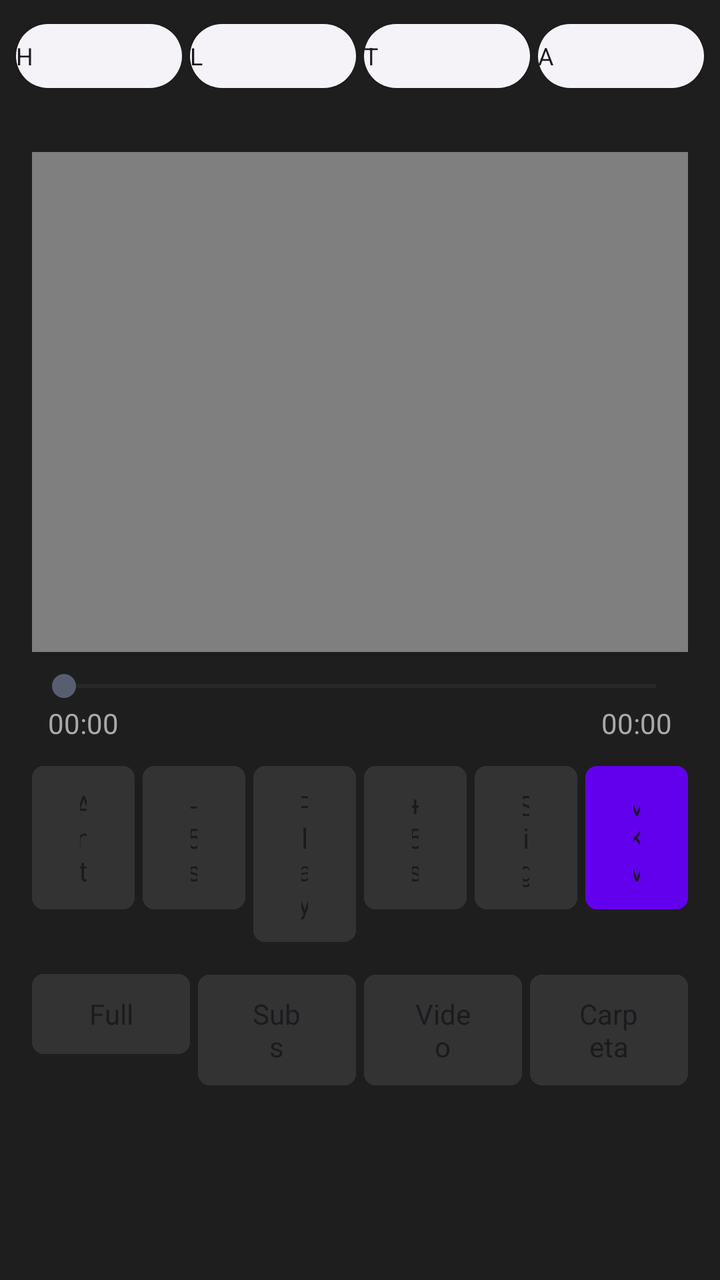
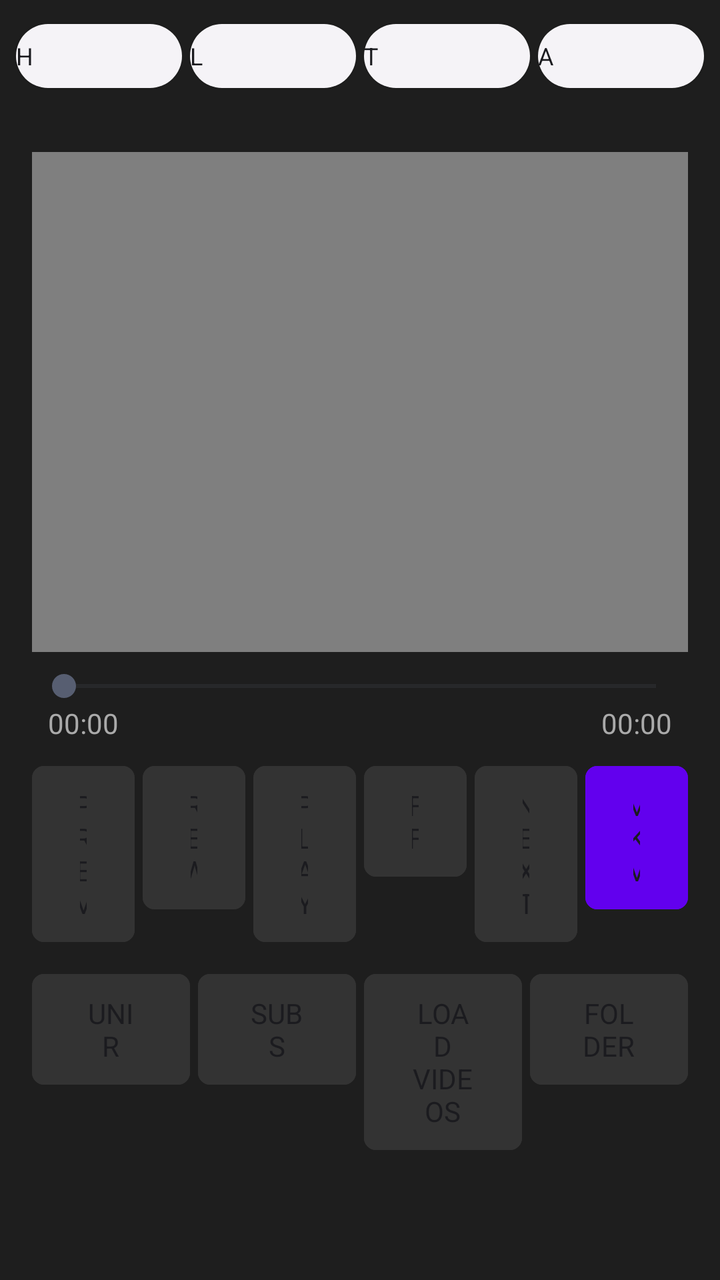

Two renders of the same Android screen: before a commit and after it. Below are the layout's source before the change and the commit's diff.
<!-- AndroidManifest.xml: application theme Theme.RetroMusic.MD3 -->
<!-- res/layout/home_content.xml -->
<?xml version="1.0" encoding="utf-8"?>
<LinearLayout xmlns:android="http://schemas.android.com/apk/res/android"
    android:layout_width="match_parent"
    android:layout_height="match_parent"
    android:orientation="vertical"
    android:background="#1E1E1E"
    android:focusable="true"
    android:focusableInTouchMode="true">

    <include
        android:id="@+id/abs_playlists"
        layout="@layout/abs_playlists" />

    <LinearLayout
        android:layout_width="match_parent"
        android:layout_height="wrap_content"
        android:orientation="vertical"
        android:padding="16dp">

        <FrameLayout
            android:id="@+id/videoContainer"
            android:layout_width="match_parent"
            android:layout_height="250dp"
            android:background="#000000">

            <VideoView
                android:id="@+id/videoPlayer"
                android:layout_width="match_parent"
                android:layout_height="match_parent"
                android:layout_gravity="center" />

            <TextView
                android:id="@+id/tvSubtitleOverlay"
                android:layout_width="match_parent"
                android:layout_height="wrap_content"
                android:layout_gravity="bottom|center_horizontal"
                android:gravity="center"
                android:padding="16dp"
                android:textColor="#FFFFFF"
                android:textSize="18sp" />
        </FrameLayout>

        <SeekBar
            android:id="@+id/videoSeekBar"
            android:layout_width="match_parent"
            android:layout_height="wrap_content"
            android:layout_marginTop="8dp" />

        <LinearLayout
            android:layout_width="match_parent"
            android:layout_height="wrap_content"
            android:orientation="horizontal"
            android:paddingHorizontal="8dp">
            <TextView android:id="@+id/tvCurrentTime" android:layout_width="wrap_content" android:layout_height="wrap_content" android:text="00:00" android:textColor="#AAAAAA" />
            <Space android:layout_width="0dp" android:layout_height="wrap_content" android:layout_weight="1" />
            <TextView android:id="@+id/tvTotalTime" android:layout_width="wrap_content" android:layout_height="wrap_content" android:text="00:00" android:textColor="#AAAAAA" />
        </LinearLayout>

       <LinearLayout
    android:layout_width="match_parent"
    android:layout_height="wrap_content"
    android:orientation="horizontal"
    android:weightSum="6"
    android:layout_marginTop="8dp">

    <Button android:id="@+id/btnPrevVideo" android:layout_width="0dp" android:layout_height="wrap_content" android:layout_weight="1" android:layout_marginEnd="2dp" android:backgroundTint="#333333" android:text="Ant" />
    <Button android:id="@+id/btnRewindTime" android:layout_width="0dp" android:layout_height="wrap_content" android:layout_weight="1" android:layout_marginHorizontal="2dp" android:backgroundTint="#333333" android:text="-5s" />
    <Button android:id="@+id/btnPlayPause" android:layout_width="0dp" android:layout_height="wrap_content" android:layout_weight="1" android:layout_marginHorizontal="2dp" android:backgroundTint="#333333" android:text="Play" />
    <Button android:id="@+id/btnForwardTime" android:layout_width="0dp" android:layout_height="wrap_content" android:layout_weight="1" android:layout_marginHorizontal="2dp" android:backgroundTint="#333333" android:text="+5s" />
    <Button android:id="@+id/btnNextVideo" android:layout_width="0dp" android:layout_height="wrap_content" android:layout_weight="1" android:layout_marginHorizontal="2dp" android:backgroundTint="#333333" android:text="Sig" />
    <Button android:id="@+id/btnMixVideo" android:layout_width="0dp" android:layout_height="wrap_content" android:layout_weight="1" android:layout_marginStart="2dp" android:backgroundTint="#6200EE" android:text="MKV" />
</LinearLayout>
        <LinearLayout
            android:layout_width="match_parent"
            android:layout_height="wrap_content"
            android:orientation="horizontal"
            android:weightSum="4"
            android:layout_marginTop="8dp">
            <Button android:id="@+id/btnFullscreen" android:layout_width="0dp" android:layout_height="wrap_content" android:layout_weight="1" android:layout_marginEnd="2dp" android:backgroundTint="#333333" android:text="Full" />
            <Button android:id="@+id/btnLoadSubtitles" android:layout_width="0dp" android:layout_height="wrap_content" android:layout_weight="1" android:layout_marginHorizontal="2dp" android:backgroundTint="#333333" android:text="Subs" />
            <Button android:id="@+id/btnOpenFile" android:layout_width="0dp" android:layout_height="wrap_content" android:layout_weight="1" android:layout_marginHorizontal="2dp" android:backgroundTint="#333333" android:text="Video" />
            <Button android:id="@+id/btnChooseFolder" android:layout_width="0dp" android:layout_height="wrap_content" android:layout_weight="1" android:layout_marginStart="2dp" android:backgroundTint="#333333" android:text="Carpeta" />
        </LinearLayout>

        <androidx.recyclerview.widget.RecyclerView
            android:id="@+id/rvDownloads"
            android:layout_width="match_parent"
            android:layout_height="wrap_content"
            android:layout_marginTop="16dp"
            android:paddingBottom="20dp"
            android:scrollbars="vertical" />
            
    </LinearLayout>
</LinearLayout>
<!-- res/layout/abs_playlists.xml (included above) -->
<?xml version="1.0" encoding="utf-8"?>
<androidx.constraintlayout.widget.ConstraintLayout xmlns:android="http://schemas.android.com/apk/res/android"
    xmlns:app="http://schemas.android.com/apk/res-auto"
    android:layout_width="match_parent"
    android:layout_height="wrap_content"
    android:paddingBottom="12dp">

    <com.google.android.material.button.MaterialButton
        android:id="@+id/history"
        style="@style/HomeActionButton"
        android:layout_width="0dp"
        android:layout_height="40dp"
        android:layout_marginStart="8dp"
        android:layout_marginTop="8dp"
        android:layout_marginEnd="4dp"
        android:text="H"
        android:textSize="12sp"
        android:padding="0dp"
        app:iconPadding="0dp"
        app:layout_constraintEnd_toStartOf="@+id/lastAdded"
        app:layout_constraintHorizontal_weight="1"
        app:layout_constraintStart_toStartOf="parent"
        app:layout_constraintTop_toTopOf="parent" />

    <com.google.android.material.button.MaterialButton
        android:id="@+id/lastAdded"
        style="@style/HomeActionButton"
        android:layout_width="0dp"
        android:layout_height="40dp"
        android:layout_marginTop="8dp"
        android:layout_marginEnd="4dp"
        android:text="L"
        android:textSize="12sp"
        android:padding="0dp"
        app:iconPadding="0dp"
        app:layout_constraintEnd_toStartOf="@+id/topPlayed"
        app:layout_constraintHorizontal_weight="1"
        app:layout_constraintStart_toEndOf="@+id/history"
        app:layout_constraintTop_toTopOf="parent" />

    <com.google.android.material.button.MaterialButton
        android:id="@+id/topPlayed"
        style="@style/HomeActionButton"
        android:layout_width="0dp"
        android:layout_height="40dp"
        android:layout_marginTop="8dp"
        android:layout_marginEnd="4dp"
        android:text="T"
        android:textSize="12sp"
        android:padding="0dp"
        app:iconPadding="0dp"
        app:layout_constraintEnd_toStartOf="@+id/actionShuffle"
        app:layout_constraintHorizontal_weight="1"
        app:layout_constraintStart_toEndOf="@+id/lastAdded"
        app:layout_constraintTop_toTopOf="parent" />

    <com.google.android.material.button.MaterialButton
        android:id="@+id/actionShuffle"
        style="@style/HomeActionButton"
        android:layout_width="0dp"
        android:layout_height="40dp"
        android:layout_marginTop="8dp"
        android:layout_marginEnd="8dp"
        android:text="A"
        android:textSize="12sp"
        android:padding="0dp"
        app:iconPadding="0dp"
        app:layout_constraintEnd_toEndOf="parent"
        app:layout_constraintHorizontal_weight="1"
        app:layout_constraintStart_toEndOf="@+id/topPlayed"
        app:layout_constraintTop_toTopOf="parent" />

</androidx.constraintlayout.widget.ConstraintLayout>
<!-- resources referenced by this layout -->
<resources>
  <style name="HomeActionButton" parent="Widget.Material3.Button.ElevatedButton.Icon">
          <item name="android:paddingTop">16dp</item>
          <item name="android:paddingBottom">16dp</item>
          <item name="android:textColor">?attr/colorOnSurface</item>
          <item name="shapeAppearanceOverlay">
              @style/ShapeAppearanceOverlay.Material3.FloatingActionButton
          </item>
          <item name="iconPadding">16dp</item>
          <item name="iconGravity">start</item>
          <item name="android:gravity">start|center_vertical</item>
          <item name="android:textAppearance">@style/TextViewBody2</item>
      </style>
  <style name="Theme.RetroMusic.MD3" parent="@style/Theme.Material3.DayNight.NoActionBar">
          <item name="roundSelector">@drawable/round_selector</item>
          <item name="rectSelector">@drawable/rect_selector</item>
          <item name="materialCardViewStyle">@style/Widget.Material3.CardView.Elevated</item>
          <item name="materialButtonStyle">@style/MaterialButtonTheme</item>
          
          <item name="preferenceTheme">@style/PreferenceThemeOverlay.v14.Material</item>
          <item name="android:textColorAlertDialogListItem">@android:color/white</item>
          
          <item name="android:textColorPrimary">@android:color/white</item>
          <item name="textColorPrimary">@android:color/white</item>
          <item name="android:textColorPrimaryInverse">@android:color/white</item>
  
          <item name="android:textColorSecondary">#B3FFFFFF</item>
          <item name="textColorSecondary">#B3FFFFFF</item>
  
          <item name="colorOnSurface">@android:color/white</item>
          <item name="colorOnSurfaceVariant">#B3FFFFFF</item>
      </style>
  <style name="TextViewBody2" parent="TextAppearance.MaterialComponents.Body2" />
  <!-- drawable round_selector (drawable) -->
  <ripple xmlns:android="http://schemas.android.com/apk/res/android"
      android:color="?android:attr/colorControlHighlight">
  
      <item
          android:id="@android:id/mask"
          android:drawable="@drawable/round_selector_mask" />
  
  </ripple>
  <!-- drawable rect_selector (drawable) -->
  <?xml version="1.0" encoding="utf-8"?>
  <ripple xmlns:android="http://schemas.android.com/apk/res/android"
      android:color="?android:attr/colorControlHighlight">
  
      <item android:id="@android:id/mask">
          <shape>
              <corners android:radius="@dimen/m3_card_corner_radius" />
              <solid android:color="@color/md_green_500" />
          </shape>
      </item>
      <item>
          <selector>
              <item android:state_activated="true">
                  <shape>
                      <corners android:radius="@dimen/m3_card_corner_radius" />
                      <solid android:color="?android:attr/colorControlHighlight" />
                  </shape>
              </item>
          </selector>
      </item>
  </ripple>
  <style name="MaterialButtonTheme" parent="Widget.Material3.Button">
          <item name="cornerRadius">6dp</item>
          <item name="iconGravity">textStart</item>
          <item name="iconTint">?attr/colorControlNormal</item>
          <item name="android:textColor">?android:attr/textColorPrimary</item>
          <item name="android:textAppearance">@style/TextViewNormal</item>
          <item name="android:textAllCaps">false</item>
          <item name="android:paddingTop">@dimen/button_padding_vertical</item>
          <item name="android:paddingBottom">@dimen/button_padding_vertical</item>
      </style>
  <!-- drawable round_selector_mask (drawable) -->
  <?xml version="1.0" encoding="utf-8"?>
  <shape xmlns:android="http://schemas.android.com/apk/res/android"
      android:shape="oval">
      <solid android:color="@android:color/white" />
  </shape>
  <dimen name="m3_card_corner_radius">16dp</dimen>
  <color name="md_green_500">#4CAF50</color>
  <style name="TextViewNormal" parent="">
          <item name="android:textSize">14sp</item>
      </style>
  <dimen name="button_padding_vertical">10dp</dimen>
</resources>

<!-- the commit's change to res/layout/home_content.xml (unified diff, before → after) -->
@@ -63,11 +63,11 @@
     android:weightSum="6"
     android:layout_marginTop="8dp">
 
-    <Button android:id="@+id/btnPrevVideo" android:layout_width="0dp" android:layout_height="wrap_content" android:layout_weight="1" android:layout_marginEnd="2dp" android:backgroundTint="#333333" android:text="Ant" />
-    <Button android:id="@+id/btnRewindTime" android:layout_width="0dp" android:layout_height="wrap_content" android:layout_weight="1" android:layout_marginHorizontal="2dp" android:backgroundTint="#333333" android:text="-5s" />
-    <Button android:id="@+id/btnPlayPause" android:layout_width="0dp" android:layout_height="wrap_content" android:layout_weight="1" android:layout_marginHorizontal="2dp" android:backgroundTint="#333333" android:text="Play" />
-    <Button android:id="@+id/btnForwardTime" android:layout_width="0dp" android:layout_height="wrap_content" android:layout_weight="1" android:layout_marginHorizontal="2dp" android:backgroundTint="#333333" android:text="+5s" />
-    <Button android:id="@+id/btnNextVideo" android:layout_width="0dp" android:layout_height="wrap_content" android:layout_weight="1" android:layout_marginHorizontal="2dp" android:backgroundTint="#333333" android:text="Sig" />
+    <Button android:id="@+id/btnPrevVideo" android:layout_width="0dp" android:layout_height="wrap_content" android:layout_weight="1" android:layout_marginEnd="2dp" android:backgroundTint="#333333" android:text="PREV" />
+    <Button android:id="@+id/btnRewindTime" android:layout_width="0dp" android:layout_height="wrap_content" android:layout_weight="1" android:layout_marginHorizontal="2dp" android:backgroundTint="#333333" android:text="REW" />
+    <Button android:id="@+id/btnPlayPause" android:layout_width="0dp" android:layout_height="wrap_content" android:layout_weight="1" android:layout_marginHorizontal="2dp" android:backgroundTint="#333333" android:text="PLAY" />
+    <Button android:id="@+id/btnForwardTime" android:layout_width="0dp" android:layout_height="wrap_content" android:layout_weight="1" android:layout_marginHorizontal="2dp" android:backgroundTint="#333333" android:text="FF" />
+    <Button android:id="@+id/btnNextVideo" android:layout_width="0dp" android:layout_height="wrap_content" android:layout_weight="1" android:layout_marginHorizontal="2dp" android:backgroundTint="#333333" android:text="NEXT" />
     <Button android:id="@+id/btnMixVideo" android:layout_width="0dp" android:layout_height="wrap_content" android:layout_weight="1" android:layout_marginStart="2dp" android:backgroundTint="#6200EE" android:text="MKV" />
 </LinearLayout>
         <LinearLayout
@@ -76,10 +76,10 @@
             android:orientation="horizontal"
             android:weightSum="4"
             android:layout_marginTop="8dp">
-            <Button android:id="@+id/btnFullscreen" android:layout_width="0dp" android:layout_height="wrap_content" android:layout_weight="1" android:layout_marginEnd="2dp" android:backgroundTint="#333333" android:text="Full" />
-            <Button android:id="@+id/btnLoadSubtitles" android:layout_width="0dp" android:layout_height="wrap_content" android:layout_weight="1" android:layout_marginHorizontal="2dp" android:backgroundTint="#333333" android:text="Subs" />
-            <Button android:id="@+id/btnOpenFile" android:layout_width="0dp" android:layout_height="wrap_content" android:layout_weight="1" android:layout_marginHorizontal="2dp" android:backgroundTint="#333333" android:text="Video" />
-            <Button android:id="@+id/btnChooseFolder" android:layout_width="0dp" android:layout_height="wrap_content" android:layout_weight="1" android:layout_marginStart="2dp" android:backgroundTint="#333333" android:text="Carpeta" />
+            <Button android:id="@+id/btnFullscreen" android:layout_width="0dp" android:layout_height="wrap_content" android:layout_weight="1" android:layout_marginEnd="2dp" android:backgroundTint="#333333" android:text="UNIR" />
+            <Button android:id="@+id/btnLoadSubtitles" android:layout_width="0dp" android:layout_height="wrap_content" android:layout_weight="1" android:layout_marginHorizontal="2dp" android:backgroundTint="#333333" android:text="SUBS" />
+            <Button android:id="@+id/btnOpenFile" android:layout_width="0dp" android:layout_height="wrap_content" android:layout_weight="1" android:layout_marginHorizontal="2dp" android:backgroundTint="#333333" android:text="LOAD VIDEOS" />
+            <Button android:id="@+id/btnChooseFolder" android:layout_width="0dp" android:layout_height="wrap_content" android:layout_weight="1" android:layout_marginStart="2dp" android:backgroundTint="#333333" android:text="FOLDER" />
         </LinearLayout>
 
         <androidx.recyclerview.widget.RecyclerView
